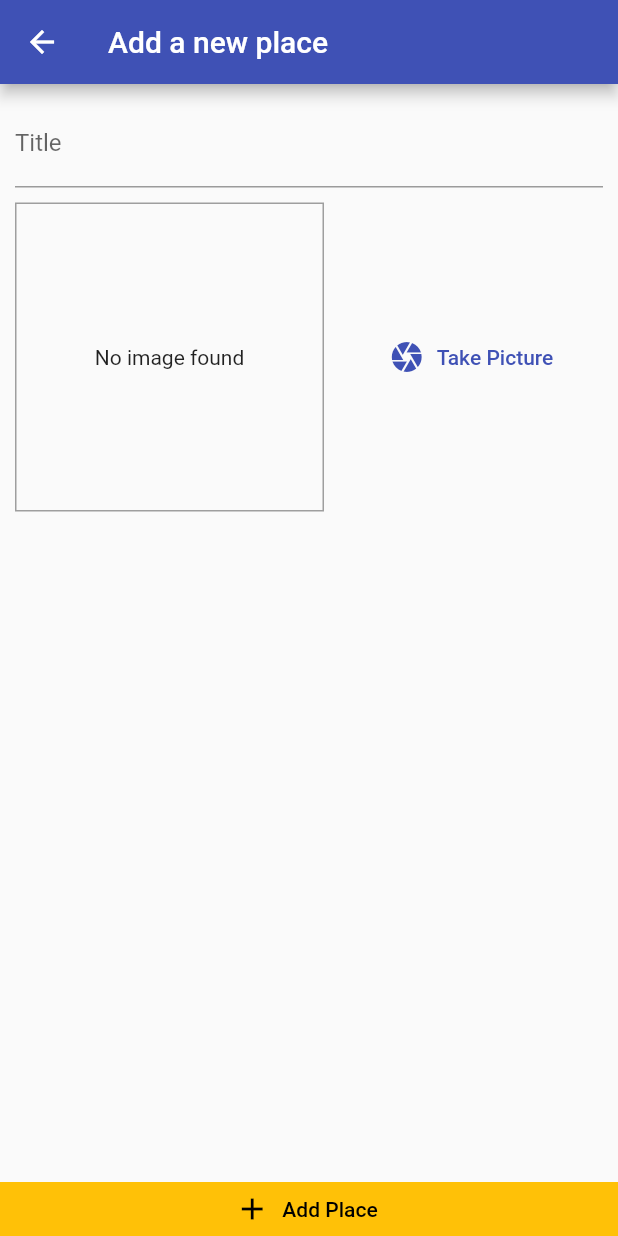
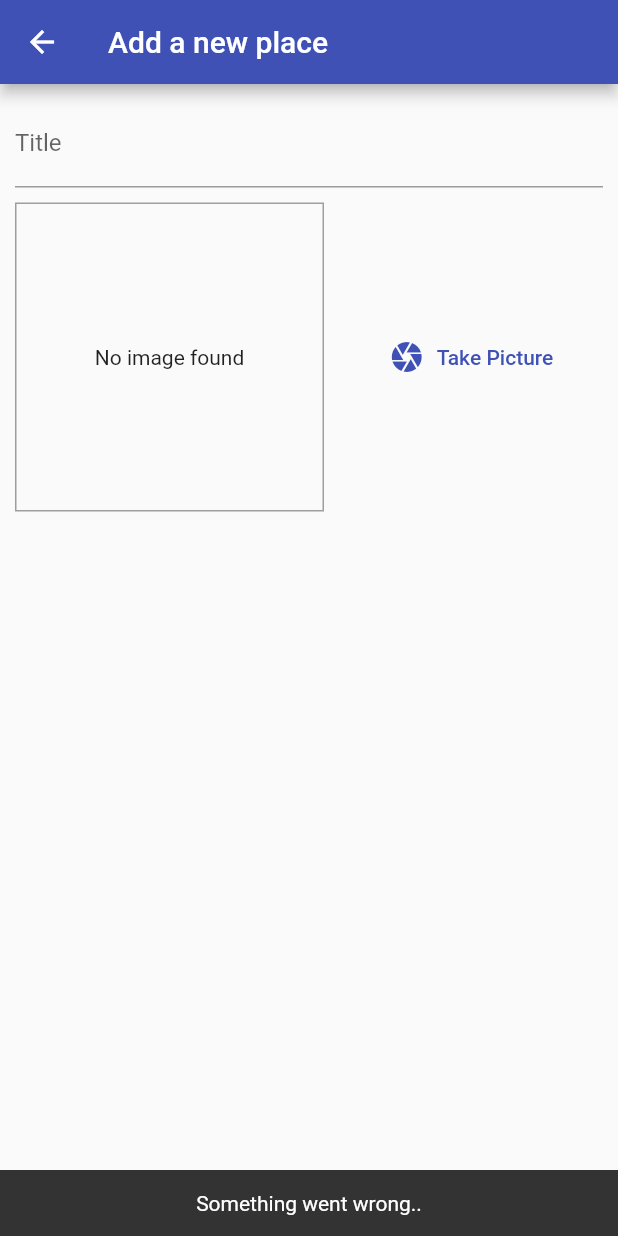
Before and after one commit to alinbabu2010/GreatPlacesApp, a Flutter app: the AddPlaceScreen screen opened by its route, after a tap on "Take Picture", on a phone screen of 412 x 824 dp. Run offline on Flutter 3.47's test engine with Material 2 defaults, Android fonts, the phone set to English and light mode, and no system bars; our stand-ins replace image_picker.

```diff
--- a/lib/utils/dimensions.dart
+++ b/lib/utils/dimensions.dart
@@ -12,4 +12,8 @@ class Dimensions {
   static const placesListBottomPadding = 8.0;
   static const placesListSidePadding = 16.0;
   static const placesListEmptyFontSize = 20.0;
+
+  //ImageInput
+  static const imageInputBoxWidth = 10.0;
+  static const imageInputContainerBorderWidth = 1.0;
 }
--- a/lib/widgets/image_input.dart
+++ b/lib/widgets/image_input.dart
@@ -1,11 +1,8 @@
 import 'dart:io';
 
-import 'package:flutter/foundation.dart';
 import 'package:flutter/material.dart';
 import 'package:great_places/utils/constants.dart';
-import 'package:image_picker/image_picker.dart';
-import 'package:path/path.dart';
-import 'package:path_provider/path_provider.dart';
+import 'package:great_places/utils/utils.dart';
 
 class ImageInput extends StatefulWidget {
   final Function onSelectImage;
@@ -23,29 +20,14 @@ class _ImageInputState extends State<ImageInput> {
   File? _storedImage;
 
   Future<void> _takePicture(BuildContext context) async {
-    final imagePicker = ImagePicker();
     try {
-      final imageFile = await imagePicker.pickImage(
-        source: ImageSource.camera,
-        maxWidth: 600,
-      );
-      if (imageFile == null) return;
-      setState(() {
-        _storedImage = File(imageFile.path);
+      final savedImage = await Utils.takeAndSavePicture();
+      setState((){
+        _storedImage = savedImage;
       });
-      final appDir = await getApplicationDocumentsDirectory();
-      final filename = basename((_storedImage?.path)!);
-      final savedImage = await _storedImage?.copy('${appDir.path}/$filename');
-      widget.onSelectImage(savedImage);
+      widget.onSelectImage(_storedImage);
     } catch (error) {
-      ScaffoldMessenger.of(context).showSnackBar(
-        SnackBar(
-          content: Text(
-            kDebugMode ? error.toString() : Constants.somethingWrong,
-            textAlign: TextAlign.center,
-          ),
-        ),
-      );
+      Utils.showSnackBar(context, error.toString());
     }
   }
 
```
